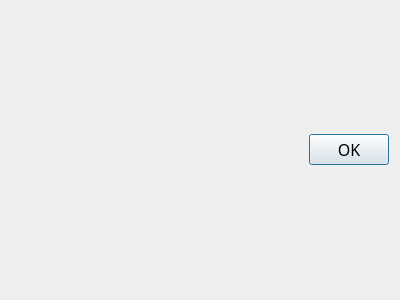
Above: src/widgetpagesandbox/aboutlayersdialog.ui from Marator2K07/LSTM_Text_Generator before the change. Below: the same form after it.
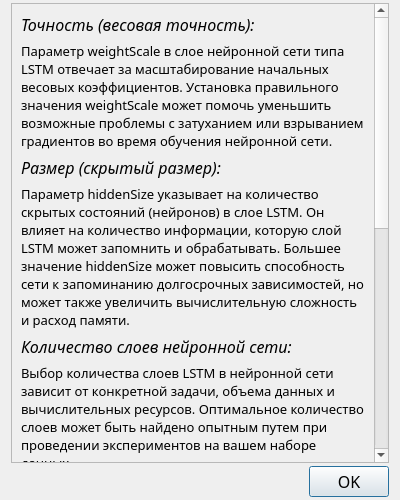
That is the form after the change.

Commit message: Добавление основной информации на окно справки о слоях.

The edit to the form file:
```diff
--- a/src/widgetpagesandbox/aboutlayersdialog.ui
+++ b/src/widgetpagesandbox/aboutlayersdialog.ui
@@ -7,13 +7,230 @@
     <x>0</x>
     <y>0</y>
     <width>400</width>
-    <height>300</height>
+    <height>500</height>
    </rect>
   </property>
+  <property name="font">
+   <font>
+    <family>Segoe UI Light</family>
+    <pointsize>12</pointsize>
+   </font>
+  </property>
   <property name="windowTitle">
    <string>Dialog</string>
   </property>
   <layout class="QVBoxLayout" name="verticalLayout_2">
+   <property name="spacing">
+    <number>3</number>
+   </property>
+   <property name="topMargin">
+    <number>3</number>
+   </property>
+   <property name="bottomMargin">
+    <number>3</number>
+   </property>
+   <item>
+    <widget class="QScrollArea" name="scrollArea">
+     <property name="widgetResizable">
+      <bool>true</bool>
+     </property>
+     <widget class="QWidget" name="scrollAreaWidgetContents_2">
+      <property name="geometry">
+       <rect>
+        <x>0</x>
+        <y>-370</y>
+        <width>363</width>
+        <height>835</height>
+       </rect>
+      </property>
+      <layout class="QVBoxLayout" name="verticalLayout">
+       <item>
+        <widget class="QLabel" name="scaleHeaderLabel">
+         <property name="font">
+          <font>
+           <family>Segoe UI Light</family>
+           <pointsize>12</pointsize>
+           <italic>true</italic>
+          </font>
+         </property>
+         <property name="text">
+          <string>Точность (весовая точность):</string>
+         </property>
+        </widget>
+       </item>
+       <item>
+        <widget class="QLabel" name="scaleInfoLabel">
+         <property name="font">
+          <font>
+           <family>Segoe UI Light</family>
+           <pointsize>10</pointsize>
+          </font>
+         </property>
+         <property name="text">
+          <string>Параметр weightScale в слое нейронной сети типа LSTM отвечает за масштабирование начальных весовых коэффициентов. Установка правильного значения weightScale может помочь уменьшить возможные проблемы с затуханием или взрыванием градиентов во время обучения нейронной сети.</string>
+         </property>
+         <property name="wordWrap">
+          <bool>true</bool>
+         </property>
+        </widget>
+       </item>
+       <item>
+        <widget class="QLabel" name="hiddenSizeHeaderLabel">
+         <property name="font">
+          <font>
+           <family>Segoe UI Light</family>
+           <pointsize>12</pointsize>
+           <italic>true</italic>
+          </font>
+         </property>
+         <property name="text">
+          <string>Размер (скрытый размер):</string>
+         </property>
+        </widget>
+       </item>
+       <item>
+        <widget class="QLabel" name="hiddenSizeInfoLabel">
+         <property name="font">
+          <font>
+           <family>Segoe UI Light</family>
+           <pointsize>10</pointsize>
+          </font>
+         </property>
+         <property name="text">
+          <string>Параметр hiddenSize указывает на количество скрытых состояний (нейронов) в слое LSTM. Он влияет на количество информации, которую слой LSTM может запомнить и обрабатывать. Большее значение hiddenSize может повысить способность сети к запоминанию долгосрочных зависимостей, но может также увеличить вычислительную сложность и расход памяти.</string>
+         </property>
+         <property name="wordWrap">
+          <bool>true</bool>
+         </property>
+        </widget>
+       </item>
+       <item>
+        <widget class="QLabel" name="layerCountHeaderLabel">
+         <property name="font">
+          <font>
+           <family>Segoe UI Light</family>
+           <pointsize>12</pointsize>
+           <italic>true</italic>
+          </font>
+         </property>
+         <property name="text">
+          <string>Количество слоев нейронной сети:</string>
+         </property>
+        </widget>
+       </item>
+       <item>
+        <widget class="QLabel" name="layersCountInfoLabel">
+         <property name="font">
+          <font>
+           <family>Segoe UI Light</family>
+           <pointsize>10</pointsize>
+          </font>
+         </property>
+         <property name="text">
+          <string>Выбор количества слоев LSTM в нейронной сети зависит от конкретной задачи, объема данных и вычислительных ресурсов. Оптимальное количество слоев может быть найдено опытным путем при проведении экспериментов на вашем наборе данных.</string>
+         </property>
+         <property name="wordWrap">
+          <bool>true</bool>
+         </property>
+        </widget>
+       </item>
+       <item>
+        <widget class="QLabel" name="recommendLayerCountHeaderLabel">
+         <property name="font">
+          <font>
+           <family>Segoe UI Light</family>
+           <pointsize>12</pointsize>
+           <italic>true</italic>
+          </font>
+         </property>
+         <property name="text">
+          <string>Рекомендации по выбору количества слоев:</string>
+         </property>
+        </widget>
+       </item>
+       <item>
+        <widget class="QLabel" name="recommendLayersCountInfo1Label">
+         <property name="font">
+          <font>
+           <family>Segoe UI Light</family>
+           <pointsize>10</pointsize>
+          </font>
+         </property>
+         <property name="text">
+          <string>Один слой LSTM может быть достаточным для простых задач, но для более сложных задач, таких как обучение на больших объемах данных или работа с высокоуровневыми временными зависимостями, может потребоваться больше слоев LSTM.</string>
+         </property>
+         <property name="wordWrap">
+          <bool>true</bool>
+         </property>
+        </widget>
+       </item>
+       <item>
+        <widget class="QLabel" name="recommendLayersCountInfo2Label">
+         <property name="font">
+          <font>
+           <family>Segoe UI Light</family>
+           <pointsize>10</pointsize>
+          </font>
+         </property>
+         <property name="text">
+          <string>Добавление дополнительных слоев LSTM может помочь улучшить обобщающую способность модели, но при этом может привести к проблемам с переобучением. Поэтому рекомендуется начать с одного слоя и постепенно добавлять слои, проверяя их влияние на результаты обучения.</string>
+         </property>
+         <property name="wordWrap">
+          <bool>true</bool>
+         </property>
+        </widget>
+       </item>
+       <item>
+        <widget class="QLabel" name="recommendLayersCountInfo3Label">
+         <property name="font">
+          <font>
+           <family>Segoe UI Light</family>
+           <pointsize>10</pointsize>
+          </font>
+         </property>
+         <property name="text">
+          <string>Не стоит добавлять слишком много слоев LSTM, так как это может привести к увеличению времени обучения и сложности модели.</string>
+         </property>
+         <property name="wordWrap">
+          <bool>true</bool>
+         </property>
+        </widget>
+       </item>
+       <item>
+        <widget class="QLabel" name="conclusionHeaderLabel">
+         <property name="font">
+          <font>
+           <family>Segoe UI Light</family>
+           <pointsize>12</pointsize>
+           <italic>true</italic>
+           <bold>false</bold>
+          </font>
+         </property>
+         <property name="text">
+          <string>Заключение:</string>
+         </property>
+        </widget>
+       </item>
+       <item>
+        <widget class="QLabel" name="conclusionInfoLabel">
+         <property name="font">
+          <font>
+           <family>Segoe UI Light</family>
+           <pointsize>10</pointsize>
+          </font>
+         </property>
+         <property name="text">
+          <string>Правильный выбор параметров LSTM зависит от конкретной задачи, объема данных и вычислительных ресурсов. Необходимо провести эксперименты с различными значениями параметров, чтобы найти оптимальную конфигурацию модели для конкретной задачи.</string>
+         </property>
+         <property name="wordWrap">
+          <bool>true</bool>
+         </property>
+        </widget>
+       </item>
+      </layout>
+     </widget>
+    </widget>
+   </item>
    <item>
     <widget class="QDialogButtonBox" name="buttonBox">
      <property name="font">
```
Left out of the diff: 2 changed lines with no effect on the pictures.
